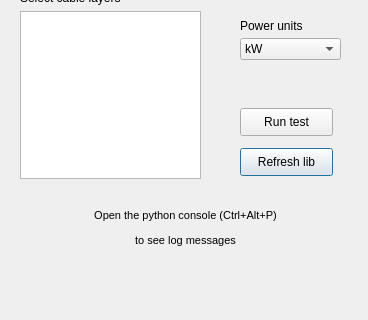
This is nopywer_plugin/nopywer_plugin_dialog_base.ui in vfinel/nopywer_qgis_plugin as Qt 5 draws it before an edit; both pictures show x 0 to 368 and y 222 to 542 of the 368 by 542 pixel window. The edited form follows.
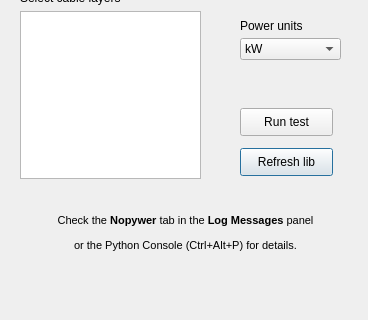
This is the edited form.

Diff of the .ui file:
```diff
--- a/nopywer_plugin/nopywer_plugin_dialog_base.ui
+++ b/nopywer_plugin/nopywer_plugin_dialog_base.ui
@@ -58,14 +58,14 @@
   <widget class="QLabel" name="label_3">
    <property name="geometry">
     <rect>
-     <x>50</x>
+     <x>20</x>
      <y>430</y>
-     <width>271</width>
-     <height>41</height>
+     <width>331</width>
+     <height>51</height>
     </rect>
    </property>
    <property name="text">
-    <string>&lt;html&gt;&lt;head/&gt;&lt;body&gt;&lt;p align=&quot;center&quot;&gt;&lt;span style=&quot; font-size:8pt;&quot;&gt;Open the python console (Ctrl+Alt+P)&lt;/span&gt;&lt;/p&gt;&lt;p align=&quot;center&quot;&gt;&lt;span style=&quot; font-size:8pt;&quot;&gt;to see log messages&lt;/span&gt;&lt;/p&gt;&lt;/body&gt;&lt;/html&gt;</string>
+    <string>&lt;html&gt;&lt;head/&gt;&lt;body&gt;&lt;p align=&quot;center&quot;&gt;&lt;span style=&quot; font-size:8pt;&quot;&gt;Check the &lt;/span&gt;&lt;span style=&quot; font-size:8pt; font-weight:600;&quot;&gt;Nopywer&lt;/span&gt;&lt;span style=&quot; font-size:8pt;&quot;&gt; tab in the &lt;/span&gt;&lt;span style=&quot; font-size:8pt; font-weight:600;&quot;&gt;Log Messages&lt;/span&gt;&lt;span style=&quot; font-size:8pt;&quot;&gt; panel&lt;/span&gt;&lt;/p&gt;&lt;p align=&quot;center&quot;&gt;&lt;span style=&quot; font-size:8pt;&quot;&gt;or the Python Console (Ctrl+Alt+P) for details.&lt;/span&gt;&lt;/p&gt;&lt;/body&gt;&lt;/html&gt;</string>
    </property>
   </widget>
   <widget class="QPushButton" name="btnTest">
```
